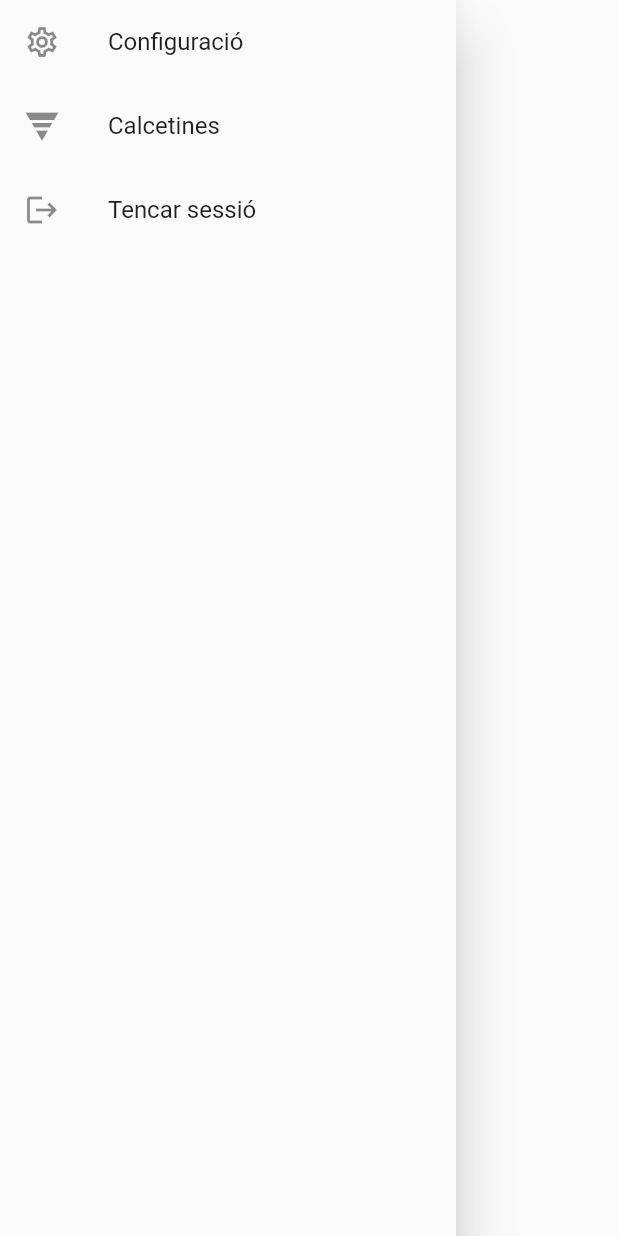
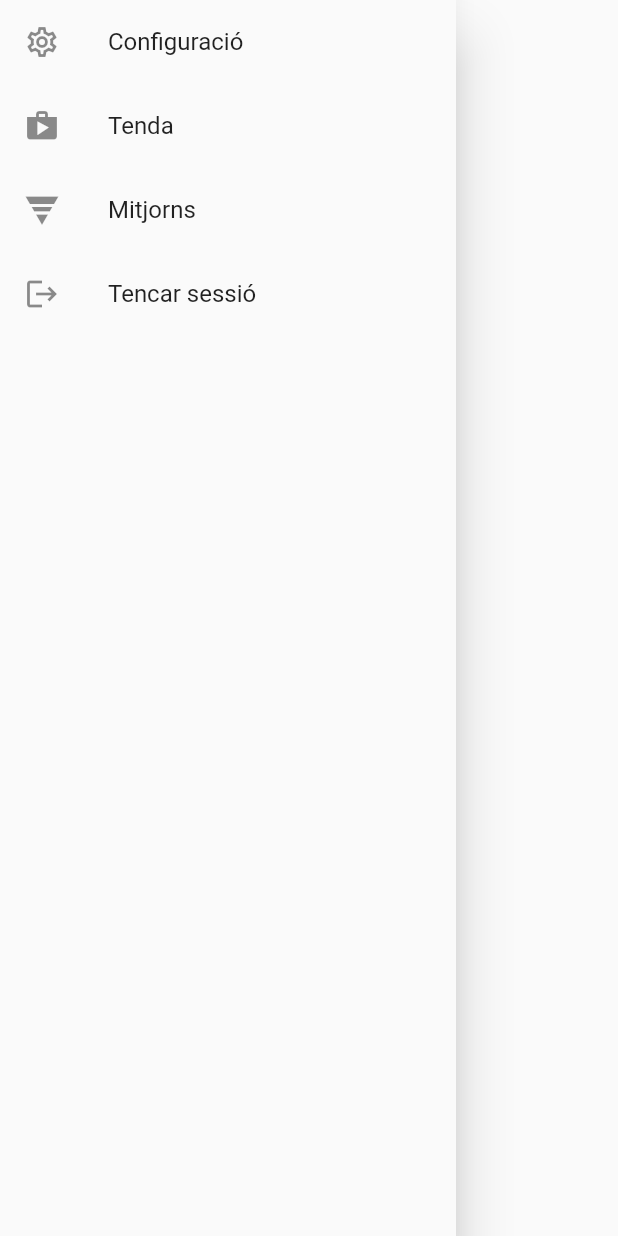
Before and after one commit to FerreruelaJavier/caparrots_go, a Flutter app: the SideMenu widget shown alone on an empty page, opened directly, on a phone screen of 412 x 824 dp. Run offline on Flutter 3.47's test engine with Material 2 defaults, Android fonts, the light colour scheme and no system bars; our stand-ins replace audioplayers, email_validator, firebase_auth, firebase_core, fluttertoast, geolocator and 3 more; missing offline and left inert: ar_flutter_plugin; accounts and stored records are empty; network calls fail.

Commit message:
actualizada tienda y sidemenu

```diff
--- a/lib/main.dart
+++ b/lib/main.dart
@@ -1,4 +1,5 @@
 // ignore: depend_on_referenced_packages
+import 'package:caparrots_initial/screens/shop_screen.dart';
 import 'package:flutter/material.dart';
 import 'package:caparrots_initial/screens/screens.dart';
 import 'package:caparrots_initial/utils/utils.dart';
@@ -43,6 +44,7 @@ class MyApp extends StatelessWidget {
         'Calcetin': (context) => const CalcetinesScreen(),
         'Settings': (context) => SettingsScreen(),
         'Map': (context) => const MapaScreen(),
+        'Tenda': (context) => const ShopScreen(),
       },
     );
   }
--- a/lib/widgets/sidemenu_widget.dart
+++ b/lib/widgets/sidemenu_widget.dart
@@ -16,8 +16,15 @@ class SideMenu extends StatelessWidget {
           onTap: () {},
         ),
         ListTile(
+          leading: const Icon(Icons.shop),
+          title: const Text('Tenda'),
+          onTap: () {
+            Navigator.pushNamed(context, 'Tenda');
+          },
+        ),
+        ListTile(
           leading: const Icon(Icons.tornado_sharp),
-          title: const Text('Calcetines'),
+          title: const Text('Mitjorns'),
           onTap: () {
             Navigator.pushNamed(context, 'Calcetin');
           },
```
Also changed, not shown: lib/screens/shop_screen.dart (+15 -13 lines).
